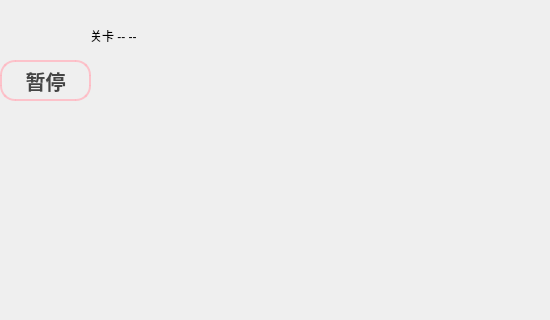
First picture: the form in game.ui, repository NorthOuterTowner/Bejeweled4, before the edit; both pictures show x 0 to 550 and y 0 to 320 of the 800 by 601 pixel window.
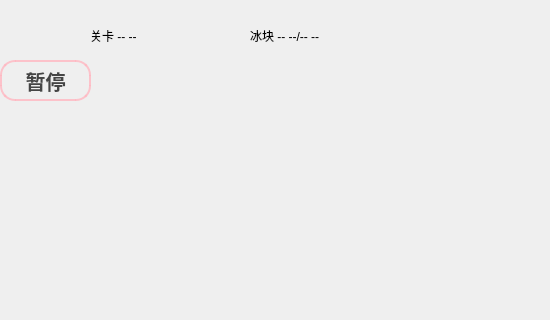
Second picture: the form after the edit. Icons and pictures are not drawn.

Commit message: 最后一更，闯关模式通关需要消除一定量冰块，加入了特殊棋子，特殊棋子之间也可以发生化学反应

```diff
--- a/game.ui
+++ b/game.ui
@@ -763,6 +763,22 @@
     <string/>
    </property>
   </widget>
+  <widget class="QLabel" name="iceNumLabel">
+   <property name="geometry">
+    <rect>
+     <x>250</x>
+     <y>20</y>
+     <width>121</width>
+     <height>31</height>
+    </rect>
+   </property>
+   <property name="styleSheet">
+    <string notr="true">font: 700 12pt &quot;Microsoft YaHei UI&quot;;</string>
+   </property>
+   <property name="text">
+    <string>冰块 -- --/-- --</string>
+   </property>
+  </widget>
   <zorder>pushButton_2</zorder>
   <zorder>timerLabel</zorder>
   <zorder>progressBar</zorder>
```
Left out of the diff: 1 changed line with no effect on the pictures. The commit also changes 119 other files.
